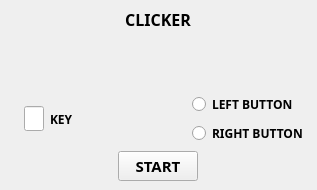
Old version of the form interface.ui in the repository twelve271/Clicker.
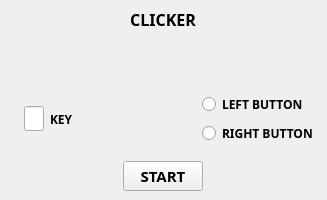
New version of the form.

```diff
--- a/interface.ui
+++ b/interface.ui
@@ -6,8 +6,8 @@
    <rect>
     <x>0</x>
     <y>0</y>
-    <width>317</width>
-    <height>190</height>
+    <width>327</width>
+    <height>200</height>
    </rect>
   </property>
   <property name="sizePolicy">
@@ -18,14 +18,14 @@
   </property>
   <property name="minimumSize">
    <size>
-    <width>317</width>
-    <height>190</height>
+    <width>327</width>
+    <height>200</height>
    </size>
   </property>
   <property name="maximumSize">
    <size>
-    <width>317</width>
-    <height>190</height>
+    <width>327</width>
+    <height>200</height>
    </size>
   </property>
   <property name="windowTitle">
@@ -68,6 +68,49 @@
         </property>
        </widget>
       </item>
+      <item alignment="Qt::AlignHCenter">
+       <widget class="QLabel" name="warning_key">
+        <property name="sizePolicy">
+         <sizepolicy hsizetype="Fixed" vsizetype="Fixed">
+          <horstretch>0</horstretch>
+          <verstretch>0</verstretch>
+         </sizepolicy>
+        </property>
+        <property name="maximumSize">
+         <size>
+          <width>15000</width>
+          <height>15</height>
+         </size>
+        </property>
+        <property name="font">
+         <font>
+          <family>Mont Heavy DEMO</family>
+          <pointsize>10</pointsize>
+          <weight>75</weight>
+          <bold>true</bold>
+         </font>
+        </property>
+        <property name="text">
+         <string/>
+        </property>
+       </widget>
+      </item>
+      <item>
+       <spacer name="verticalSpacer">
+        <property name="orientation">
+         <enum>Qt::Vertical</enum>
+        </property>
+        <property name="sizeType">
+         <enum>QSizePolicy::Fixed</enum>
+        </property>
+        <property name="sizeHint" stdset="0">
+         <size>
+          <width>20</width>
+          <height>15</height>
+         </size>
+        </property>
+       </spacer>
+      </item>
       <item>
        <layout class="QHBoxLayout" name="horizontalLayout_3">
         <property name="leftMargin">
@@ -144,6 +187,22 @@
         </item>
        </layout>
       </item>
+      <item>
+       <spacer name="verticalSpacer_2">
+        <property name="orientation">
+         <enum>Qt::Vertical</enum>
+        </property>
+        <property name="sizeType">
+         <enum>QSizePolicy::Fixed</enum>
+        </property>
+        <property name="sizeHint" stdset="0">
+         <size>
+          <width>0</width>
+          <height>10</height>
+         </size>
+        </property>
+       </spacer>
+      </item>
       <item>
        <layout class="QVBoxLayout" name="verticalLayout_5">
         <item alignment="Qt::AlignHCenter">
```
Left out of the diff: 6 changed lines with no effect on the pictures.
